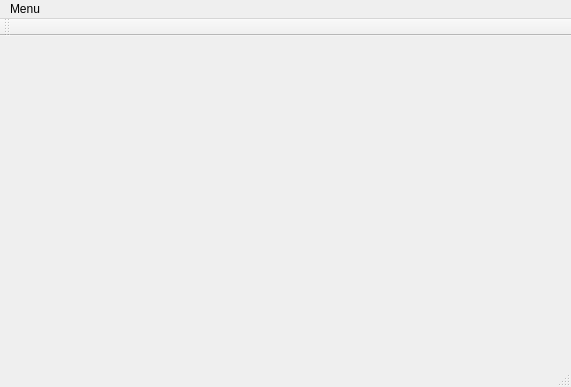
Qt form DEExp/mainwindow.ui (yunhasnawa/DEExp) before a commit.
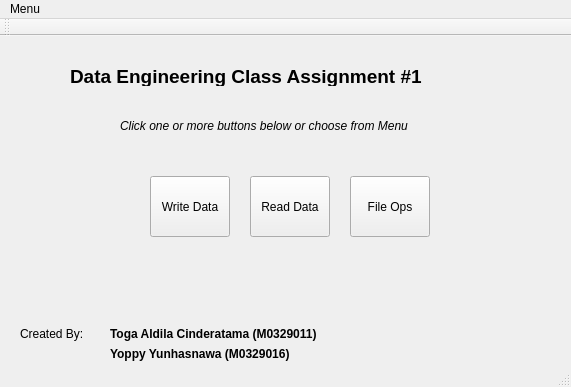
The same form after that commit.

The edit to the form file:
```diff
--- a/DEExp/mainwindow.ui
+++ b/DEExp/mainwindow.ui
@@ -13,7 +13,136 @@
   <property name="windowTitle">
    <string>DEExp - Data Engineering Experiments</string>
   </property>
-  <widget class="QWidget" name="centralWidget"/>
+  <widget class="QWidget" name="centralWidget">
+   <widget class="QPushButton" name="pbWriteData">
+    <property name="geometry">
+     <rect>
+      <x>150</x>
+      <y>140</y>
+      <width>80</width>
+      <height>61</height>
+     </rect>
+    </property>
+    <property name="text">
+     <string>Write Data</string>
+    </property>
+   </widget>
+   <widget class="QPushButton" name="pbReadData">
+    <property name="geometry">
+     <rect>
+      <x>250</x>
+      <y>140</y>
+      <width>80</width>
+      <height>61</height>
+     </rect>
+    </property>
+    <property name="text">
+     <string>Read Data</string>
+    </property>
+   </widget>
+   <widget class="QPushButton" name="pbFileOps">
+    <property name="geometry">
+     <rect>
+      <x>350</x>
+      <y>140</y>
+      <width>80</width>
+      <height>61</height>
+     </rect>
+    </property>
+    <property name="text">
+     <string>File Ops</string>
+    </property>
+   </widget>
+   <widget class="QLabel" name="label">
+    <property name="geometry">
+     <rect>
+      <x>20</x>
+      <y>290</y>
+      <width>301</width>
+      <height>16</height>
+     </rect>
+    </property>
+    <property name="text">
+     <string>Created By: </string>
+    </property>
+   </widget>
+   <widget class="QLabel" name="label_2">
+    <property name="geometry">
+     <rect>
+      <x>110</x>
+      <y>310</y>
+      <width>451</width>
+      <height>16</height>
+     </rect>
+    </property>
+    <property name="font">
+     <font>
+      <weight>75</weight>
+      <bold>true</bold>
+     </font>
+    </property>
+    <property name="text">
+     <string>Yoppy Yunhasnawa (M0329016)</string>
+    </property>
+   </widget>
+   <widget class="QLabel" name="label_3">
+    <property name="geometry">
+     <rect>
+      <x>110</x>
+      <y>290</y>
+      <width>451</width>
+      <height>16</height>
+     </rect>
+    </property>
+    <property name="font">
+     <font>
+      <weight>75</weight>
+      <bold>true</bold>
+     </font>
+    </property>
+    <property name="text">
+     <string>Toga Aldila Cinderatama (M0329011)</string>
+    </property>
+   </widget>
+   <widget class="QLabel" name="label_4">
+    <property name="geometry">
+     <rect>
+      <x>120</x>
+      <y>80</y>
+      <width>331</width>
+      <height>20</height>
+     </rect>
+    </property>
+    <property name="font">
+     <font>
+      <italic>true</italic>
+     </font>
+    </property>
+    <property name="text">
+     <string>Click one or more buttons below or choose from Menu</string>
+    </property>
+   </widget>
+   <widget class="QLabel" name="label_5">
+    <property name="geometry">
+     <rect>
+      <x>70</x>
+      <y>30</y>
+      <width>421</width>
+      <height>20</height>
+     </rect>
+    </property>
+    <property name="font">
+     <font>
+      <pointsize>14</pointsize>
+      <weight>75</weight>
+      <bold>true</bold>
+     </font>
+    </property>
+    <property name="text">
+     <string>Data Engineering Class Assignment #1</string>
+    </property>
+   </widget>
+  </widget>
   <widget class="QMenuBar" name="menuBar">
    <property name="geometry">
     <rect>
```
